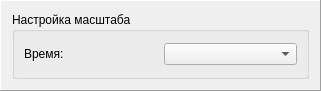
mcsltd/mcs-inRat-planner, file src/resources/frm_online_control_plot.ui: the form before one commit.
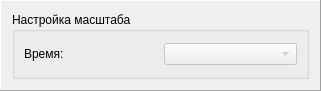
The form after the commit.

What changed in the file:
```diff
--- a/src/resources/frm_online_control_plot.ui
+++ b/src/resources/frm_online_control_plot.ui
@@ -57,6 +57,9 @@
        <layout class="QGridLayout" name="gridLayout_3">
         <item row="0" column="1">
          <widget class="QComboBox" name="comboBoxSpeed">
+          <property name="enabled">
+           <bool>false</bool>
+          </property>
           <property name="sizePolicy">
            <sizepolicy hsizetype="Minimum" vsizetype="Fixed">
             <horstretch>0</horstretch>
```
